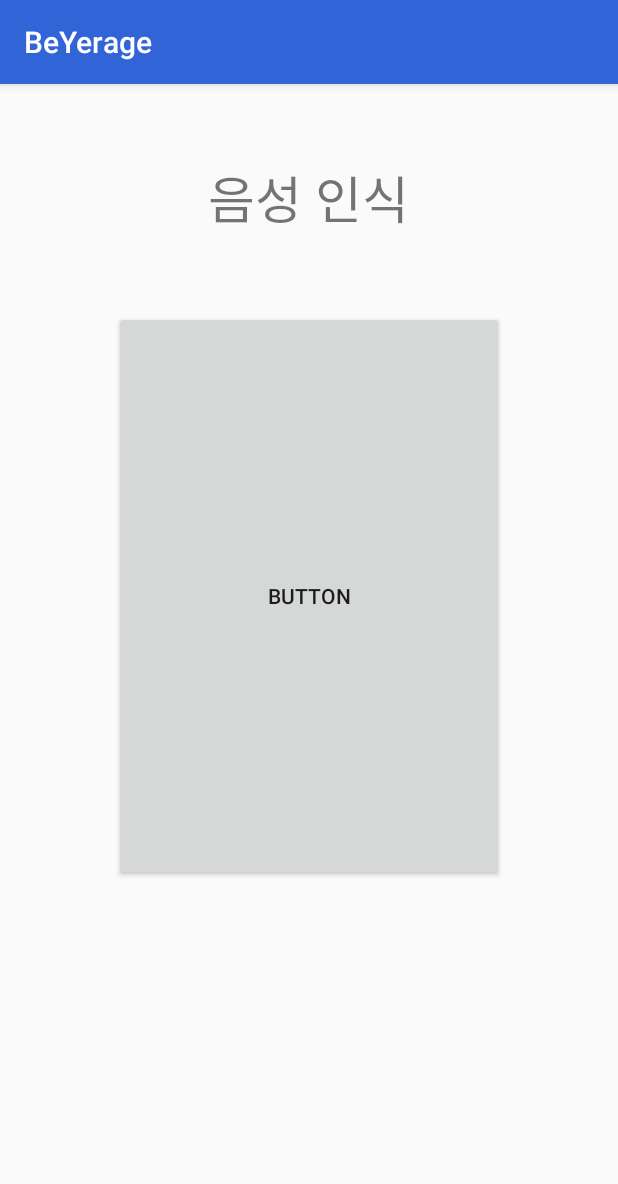
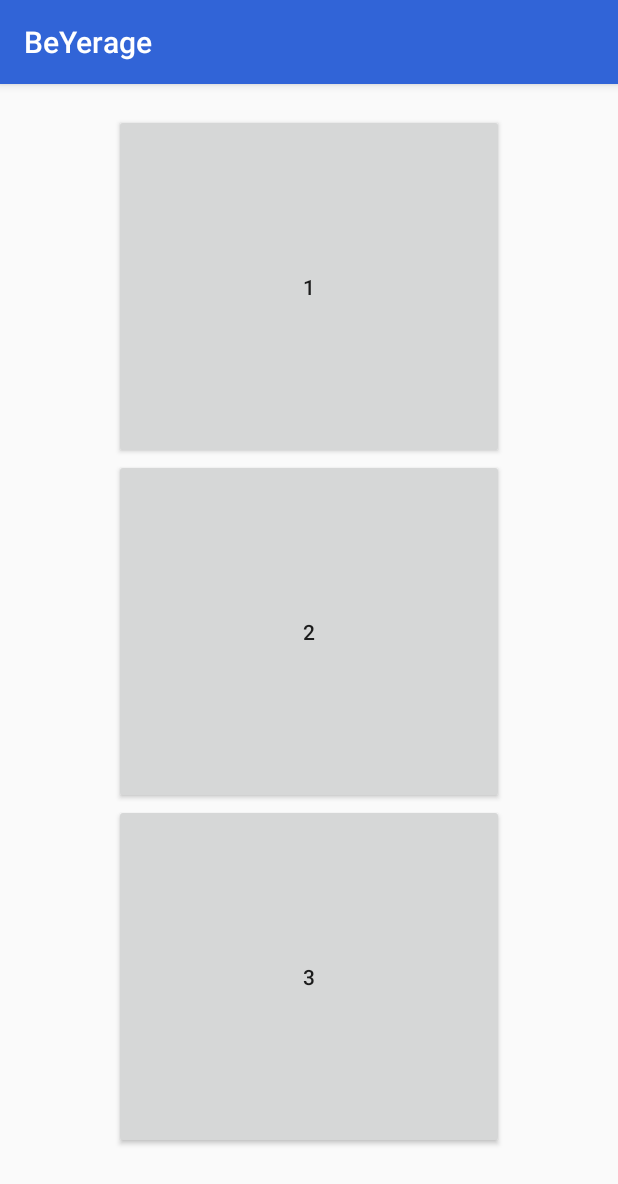
Before and after one commit to se-ize/BeYerage, an Android app: the MainActivity screen opened directly, with no data from a screen before it, on a phone screen of 412 x 824 dp. Shown: the top 1184 px of the screen. Run offline under Robolectric (Android 15) with nearby library versions, the phone set to English and light mode, and no system bars; 2 statements that could not run were skipped.

Commit message:
create button

```diff
--- a/BeYerage/app/src/main/res/layout/activity_main.xml
+++ b/BeYerage/app/src/main/res/layout/activity_main.xml
@@ -6,20 +6,26 @@
     android:orientation="vertical"
     tools:context=".MainActivity">
 
-    <TextView
-        android:layout_width="wrap_content"
-        android:layout_height="wrap_content"
+    <Button
+        android:id="@+id/button1"
+        android:layout_width="260dp"
+        android:layout_height="230dp"
         android:layout_gravity="center"
-        android:layout_marginTop="50dp"
-        android:text="음성 인식"
-        android:textSize="34sp" />
+        android:layout_marginTop="20dp"
+        android:text="1" />
 
     <Button
-        android:id="@+id/button"
+        android:id="@+id/button2"
         android:layout_width="260dp"
-        android:layout_height="380dp"
-        android:layout_marginTop="50dp"
+        android:layout_height="230dp"
         android:layout_gravity="center"
-        android:text="Button" />
+        android:text="2" />
+
+    <Button
+        android:id="@+id/button3"
+        android:layout_width="260dp"
+        android:layout_height="230dp"
+        android:layout_gravity="center"
+        android:text="3" />
 
 </LinearLayout>
```
